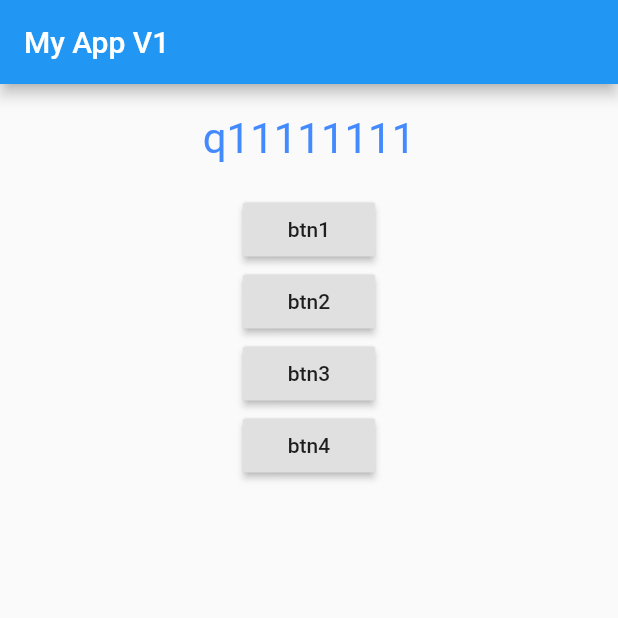
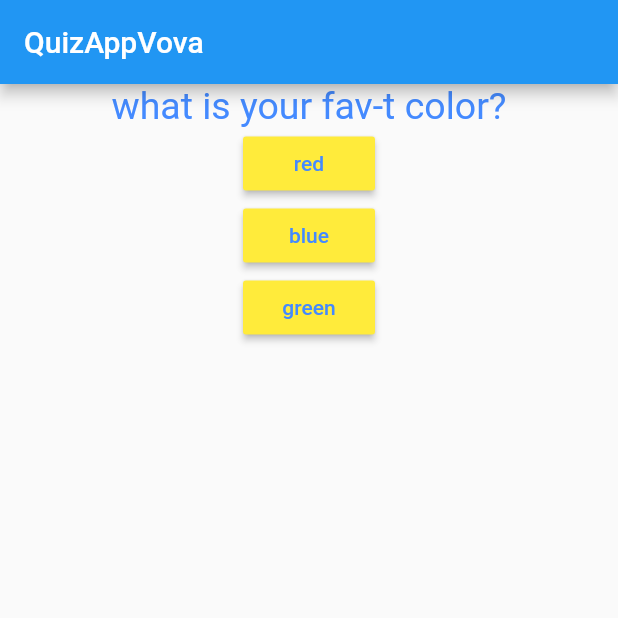
Before and after one commit to VladimirStorm/MyQuizAppVova-Maximilian-, a Flutter app: the screen it shows after launch, on a phone screen of 412 x 824 dp, the top half of it. Run offline on Flutter 3.47's test engine with Material 2 defaults, Android fonts, the phone set to English and light mode, and no system bars.

```diff
--- /dev/null
+++ b/lib/answer.dart
@@ -0,0 +1,17 @@
+import 'package:flutter/material.dart';
+
+class Answer extends StatelessWidget {
+  final String answ2;
+  final VoidCallback answFunc;
+
+  Answer(this.answFunc, this.answ2);
+
+  @override
+  Widget build(BuildContext context) {
+    return RaisedButton(
+        color: Colors.yellow,
+        textColor: Colors.blueAccent,
+        child: Text(answ2),
+        onPressed: answFunc);
+  }
+}
--- a/lib/main.dart
+++ b/lib/main.dart
@@ -1,35 +1,51 @@
 import 'package:flutter/material.dart';
-import './question.dart';
+import 'answer.dart';
+import 'question.dart';
+import 'quiz.dart';
+import 'result.dart';
 
-void main() => runApp(MyApp1());
+void main() => runApp(MyQuiz1());
 
-class MyApp1 extends StatefulWidget {
-  const MyApp1({Key? key}) : super(key: key);
+class MyQuiz1 extends StatefulWidget {
   @override
-  _MyApp1State createState() => _MyApp1State();
+  _MyQuiz1State createState() => _MyQuiz1State();
 }
 
-class _MyApp1State extends State<MyApp1> {
-  int _ques_ind = 0;
-  void ques_titl() {
+class _MyQuiz1State extends State<MyQuiz1> {
+  final _questionS = const [
+    {
+      'ques_text': 'what is your fav-t color?',
+      'answ_text': ['red', 'blue', 'green']
+    },
+    {
+      'ques_text': 'what is your fav-t fruit?',
+      'answ_text': ['apple', 'peach', 'melon']
+    },
+    {
+      'ques_text': 'what is your fav-t season?',
+      'answ_text': ['summer', 'autumn', 'winter']
+    },
+  ];
+  int q_ind = 0;
+  void ansQues() {
     setState(() {
-      _ques_ind += 1;
+      q_ind += 1;
     });
-    print(_ques_ind);
+    print(q_ind);
+
+    if (q_ind < _questionS.length) {
+      print('We have more questions1');
+    }
   }
 
-  final List<String> _questions = ['q11111111', 'q22222222', 'q3333333', 'q4'];
   @override
   Widget build(BuildContext context) {
     return MaterialApp(
-        home: Scaffold(
-            appBar: AppBar(title: Text('My App V1')),
-            body: Column(children: [
-              Question(_questions[_ques_ind]),
-              RaisedButton(child: Text('btn1'), onPressed: ques_titl),
-              RaisedButton(child: Text('btn2'), onPressed: ques_titl),
-              RaisedButton(child: Text('btn3'), onPressed: ques_titl),
-              RaisedButton(child: Text('btn4'), onPressed: ques_titl)
-            ])));
+      home: Scaffold(
+          appBar: AppBar(title: Text('QuizAppVova')),
+          body: q_ind < _questionS.length
+              ? Quiz(q_indq: q_ind, questionSq: _questionS, ansQuesq: ansQues)
+              : Result()),
+    );
   }
 }
--- a/lib/question.dart
+++ b/lib/question.dart
@@ -1,19 +1,20 @@
 import 'package:flutter/material.dart';
 
 class Question extends StatelessWidget {
-  final String question;
-
-  Question(this.question);
+  var ques2;
+  Question(this.ques2);
 
   @override
   Widget build(BuildContext context) {
     return Container(
       width: double.infinity,
-      margin: EdgeInsets.all(20),
       child: Text(
-        question,
-        style: TextStyle(fontSize: 28, color: Colors.blueAccent),
+        ques2,
         textAlign: TextAlign.center,
+        style: TextStyle(
+          fontSize: 25,
+          color: Colors.blueAccent,
+        ),
       ),
     );
   }
--- /dev/null
+++ b/lib/quiz.dart
@@ -0,0 +1,24 @@
+import 'package:flutter/material.dart';
+import 'question.dart';
+import 'answer.dart';
+
+class Quiz extends StatelessWidget {
+  final int q_indq;
+  final List<Map<String, Object>> questionSq;
+  final VoidCallback ansQuesq;
+
+  Quiz(
+      {required this.q_indq, required this.questionSq, required this.ansQuesq});
+
+  @override
+  Widget build(BuildContext context) {
+    return Column(
+      children: [
+        Question(questionSq[q_indq]['ques_text']),
+        ...((questionSq[q_indq]['answ_text']) as List<String>).map((answerMap) {
+          return Answer(ansQuesq, answerMap);
+        }).toList()
+      ],
+    );
+  }
+}
--- /dev/null
+++ b/lib/result.dart
@@ -0,0 +1,10 @@
+import 'package:flutter/material.dart';
+
+class Result extends StatelessWidget {
+  @override
+  Widget build(BuildContext context) {
+    return const Center(
+      child: Text('You did it!'),
+    );
+  }
+}
```
